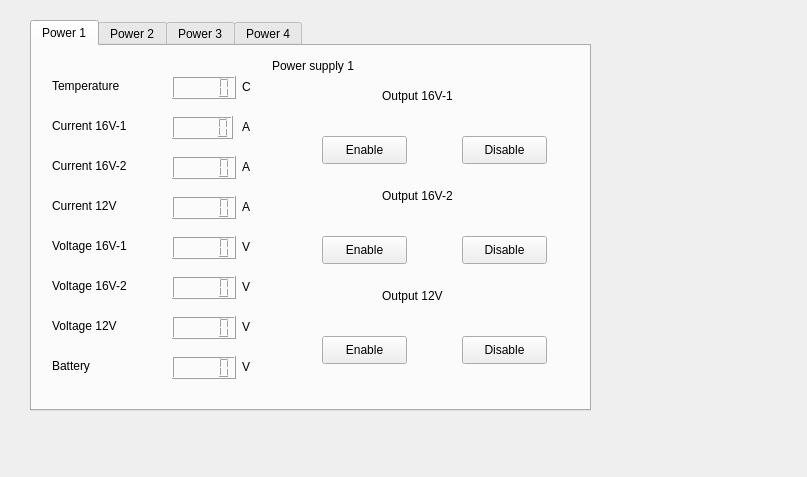
First picture: the form in rqt_power/resource/mainwindow.ui, repository sonia-auv/rqt_sonia_plugins, before the edit.
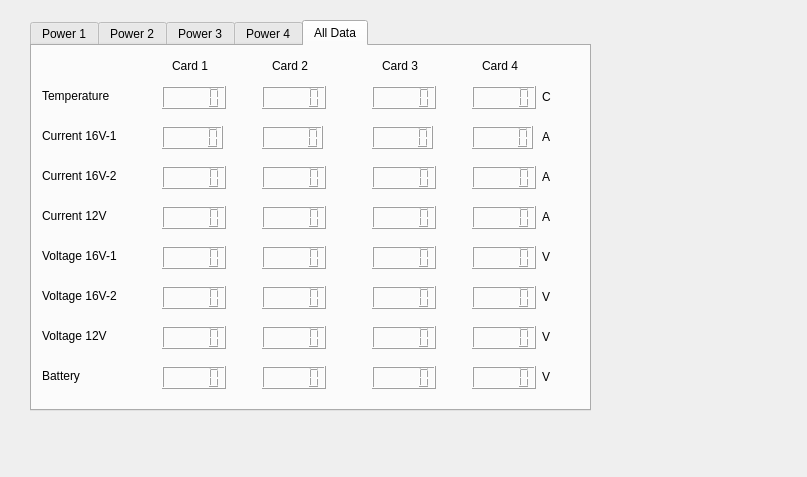
Second picture: the form after the edit. The open tabs and pages were chosen to show the change.

What changed in the file:
```diff
--- a/rqt_power/resource/mainwindow.ui
+++ b/rqt_power/resource/mainwindow.ui
@@ -42,7 +42,7 @@
       <string>A</string>
      </property>
     </widget>
-    <widget class="QPushButton" name="OutDisable1611">
+    <widget class="QPushButton" name="OutDisable1610">
      <property name="geometry">
       <rect>
        <x>430</x>
@@ -55,7 +55,7 @@
       <string>Disable</string>
      </property>
     </widget>
-    <widget class="QLCDNumber" name="Current121">
+    <widget class="QLCDNumber" name="Current120">
      <property name="geometry">
       <rect>
        <x>140</x>
@@ -104,7 +104,7 @@
       <string>Voltage 12V</string>
      </property>
     </widget>
-    <widget class="QPushButton" name="OutDisable121">
+    <widget class="QPushButton" name="OutDisable120">
      <property name="geometry">
       <rect>
        <x>430</x>
@@ -117,7 +117,7 @@
       <string>Disable</string>
      </property>
     </widget>
-    <widget class="QLCDNumber" name="Voltage121">
+    <widget class="QLCDNumber" name="Voltage120">
      <property name="geometry">
       <rect>
        <x>140</x>
@@ -130,7 +130,7 @@
       <double>0.000000000000000</double>
      </property>
     </widget>
-    <widget class="QPushButton" name="OutDisable1621">
+    <widget class="QPushButton" name="OutDisable1620">
      <property name="geometry">
       <rect>
        <x>430</x>
@@ -143,7 +143,7 @@
       <string>Disable</string>
      </property>
     </widget>
-    <widget class="QPushButton" name="OutEnable1611">
+    <widget class="QPushButton" name="OutEnable1610">
      <property name="geometry">
       <rect>
        <x>290</x>
@@ -156,7 +156,7 @@
       <string>Enable</string>
      </property>
     </widget>
-    <widget class="QLCDNumber" name="Current1621">
+    <widget class="QLCDNumber" name="Current1620">
      <property name="geometry">
       <rect>
        <x>140</x>
@@ -218,7 +218,7 @@
       <string>Current 16V-1</string>
      </property>
     </widget>
-    <widget class="QLCDNumber" name="Temperature1">
+    <widget class="QLCDNumber" name="Temperature0">
      <property name="geometry">
       <rect>
        <x>140</x>
@@ -231,7 +231,7 @@
       <bool>false</bool>
      </property>
     </widget>
-    <widget class="QLCDNumber" name="Current1611">
+    <widget class="QLCDNumber" name="Current1610">
      <property name="geometry">
       <rect>
        <x>140</x>
@@ -319,7 +319,7 @@
       <string>V</string>
      </property>
     </widget>
-    <widget class="QLCDNumber" name="Voltage1611">
+    <widget class="QLCDNumber" name="Voltage1610">
      <property name="geometry">
       <rect>
        <x>140</x>
@@ -329,7 +329,7 @@
       </rect>
      </property>
     </widget>
-    <widget class="QLCDNumber" name="Voltage1621">
+    <widget class="QLCDNumber" name="Voltage1620">
      <property name="geometry">
       <rect>
        <x>140</x>
@@ -352,7 +352,7 @@
       <string>Voltage 16V-2</string>
      </property>
     </widget>
-    <widget class="QPushButton" name="OutEnable1621">
+    <widget class="QPushButton" name="OutEnable1620">
      <property name="geometry">
       <rect>
        <x>290</x>
@@ -365,7 +365,7 @@
       <string>Enable</string>
      </property>
     </widget>
-    <widget class="QPushButton" name="OutEnable121">
+    <widget class="QPushButton" name="OutEnable120">
      <property name="geometry">
       <rect>
        <x>290</x>
@@ -430,7 +430,7 @@
       <string>Battery</string>
      </property>
     </widget>
-    <widget class="QLCDNumber" name="Battery1">
+    <widget class="QLCDNumber" name="Battery0">
      <property name="geometry">
       <rect>
        <x>140</x>
@@ -461,7 +461,7 @@
     <attribute name="title">
      <string>Power 2</string>
     </attribute>
-    <widget class="QLCDNumber" name="Voltage122">
+    <widget class="QLCDNumber" name="Voltage121">
      <property name="geometry">
       <rect>
        <x>140</x>
@@ -471,7 +471,7 @@
       </rect>
      </property>
     </widget>
-    <widget class="QLCDNumber" name="Voltage1622">
+    <widget class="QLCDNumber" name="Voltage1621">
      <property name="geometry">
       <rect>
        <x>140</x>
@@ -481,7 +481,7 @@
       </rect>
      </property>
     </widget>
-    <widget class="QPushButton" name="OutEnable122">
+    <widget class="QPushButton" name="OutEnable121">
      <property name="geometry">
       <rect>
        <x>290</x>
@@ -494,7 +494,7 @@
       <string>Enable</string>
      </property>
     </widget>
-    <widget class="QLCDNumber" name="Current122">
+    <widget class="QLCDNumber" name="Current121">
      <property name="geometry">
       <rect>
        <x>140</x>
@@ -504,7 +504,7 @@
       </rect>
      </property>
     </widget>
-    <widget class="QPushButton" name="OutDisable1612">
+    <widget class="QPushButton" name="OutDisable1611">
      <property name="geometry">
       <rect>
        <x>430</x>
@@ -517,7 +517,7 @@
       <string>Disable</string>
      </property>
     </widget>
-    <widget class="QPushButton" name="OutEnable1612">
+    <widget class="QPushButton" name="OutEnable1611">
      <property name="geometry">
       <rect>
        <x>290</x>
@@ -569,7 +569,7 @@
       <string>Power supply 2</string>
      </property>
     </widget>
-    <widget class="QLCDNumber" name="Temperature2">
+    <widget class="QLCDNumber" name="Temperature1">
      <property name="geometry">
       <rect>
        <x>140</x>
@@ -592,7 +592,7 @@
       <string>Current 16V-1</string>
      </property>
     </widget>
-    <widget class="QPushButton" name="OutDisable1622">
+    <widget class="QPushButton" name="OutDisable1621">
      <property name="geometry">
       <rect>
        <x>430</x>
@@ -618,7 +618,7 @@
       <string>Output 12V</string>
      </property>
     </widget>
-    <widget class="QLCDNumber" name="Current1612">
+    <widget class="QLCDNumber" name="Current1611">
      <property name="geometry">
       <rect>
        <x>140</x>
@@ -654,7 +654,7 @@
       <string>A</string>
      </property>
     </widget>
-    <widget class="QPushButton" name="OutDisable122">
+    <widget class="QPushButton" name="OutDisable121">
      <property name="geometry">
       <rect>
        <x>430</x>
@@ -732,7 +732,7 @@
       <string>Temperature</string>
      </property>
     </widget>
-    <widget class="QPushButton" name="OutEnable1622">
+    <widget class="QPushButton" name="OutEnable1621">
      <property name="geometry">
       <rect>
        <x>290</x>
@@ -810,7 +810,7 @@
       <string>Output 16V-2</string>
      </property>
     </widget>
-    <widget class="QLCDNumber" name="Current1622">
+    <widget class="QLCDNumber" name="Current1621">
      <property name="geometry">
       <rect>
        <x>140</x>
@@ -833,7 +833,7 @@
       <string>V</string>
      </property>
     </widget>
-    <widget class="QLCDNumber" name="Voltage1612">
+    <widget class="QLCDNumber" name="Voltage1611">
      <property name="geometry">
       <rect>
        <x>140</x>
@@ -869,7 +869,7 @@
       <string>Battery</string>
      </property>
     </widget>
-    <widget class="QLCDNumber" name="Battery2">
+    <widget class="QLCDNumber" name="Battery1">
      <property name="geometry">
       <rect>
        <x>140</x>
@@ -1735,6 +1735,627 @@
      </property>
     </widget>
    </widget>
+   <widget class="QWidget" name="tab_5">
+    <attribute name="title">
+     <string>All Data</string>
+    </attribute>
+    <widget class="QLCDNumber" name="Current12Card0">
+     <property name="geometry">
+      <rect>
+       <x>130</x>
+       <y>160</y>
+       <width>64</width>
+       <height>23</height>
+      </rect>
+     </property>
+    </widget>
+    <widget class="QLCDNumber" name="Current162Card0">
+     <property name="geometry">
+      <rect>
+       <x>130</x>
+       <y>120</y>
+       <width>64</width>
+       <height>23</height>
+      </rect>
+     </property>
+    </widget>
+    <widget class="QLCDNumber" name="Voltage161Card0">
+     <property name="geometry">
+      <rect>
+       <x>130</x>
+       <y>200</y>
+       <width>64</width>
+       <height>23</height>
+      </rect>
+     </property>
+    </widget>
+    <widget class="QLCDNumber" name="TemperatureCard0">
+     <property name="geometry">
+      <rect>
+       <x>130</x>
+       <y>40</y>
+       <width>64</width>
+       <height>23</height>
+      </rect>
+     </property>
+     <property name="autoFillBackground">
+      <bool>false</bool>
+     </property>
+    </widget>
+    <widget class="QLCDNumber" name="Voltage162Card0">
+     <property name="geometry">
+      <rect>
+       <x>130</x>
+       <y>240</y>
+       <width>64</width>
+       <height>23</height>
+      </rect>
+     </property>
+    </widget>
+    <widget class="QLCDNumber" name="BatteryCard0">
+     <property name="geometry">
+      <rect>
+       <x>130</x>
+       <y>320</y>
+       <width>64</width>
+       <height>23</height>
+      </rect>
+     </property>
+     <property name="value" stdset="0">
+      <double>0.000000000000000</double>
+     </property>
+    </widget>
+    <widget class="QLCDNumber" name="Current161Card0">
+     <property name="geometry">
+      <rect>
+       <x>130</x>
+       <y>80</y>
+       <width>61</width>
+       <height>23</height>
+      </rect>
+     </property>
+    </widget>
+    <widget class="QLCDNumber" name="Voltage12Card0">
+     <property name="geometry">
+      <rect>
+       <x>130</x>
+       <y>280</y>
+       <width>64</width>
+       <height>23</height>
+      </rect>
+     </property>
+     <property name="value" stdset="0">
+      <double>0.000000000000000</double>
+     </property>
+    </widget>
+    <widget class="QLabel" name="label_89">
+     <property name="geometry">
+      <rect>
+       <x>140</x>
+       <y>10</y>
+       <width>51</width>
+       <height>20</height>
+      </rect>
+     </property>
+     <property name="text">
+      <string>Card 1</string>
+     </property>
+    </widget>
+    <widget class="QLabel" name="label_106">
+     <property name="geometry">
+      <rect>
+       <x>510</x>
+       <y>280</y>
+       <width>16</width>
+       <height>21</height>
+      </rect>
+     </property>
+     <property name="text">
+      <string>V</string>
+     </property>
+    </widget>
+    <widget class="QLabel" name="label_107">
+     <property name="geometry">
+      <rect>
+       <x>510</x>
+       <y>240</y>
+       <width>16</width>
+       <height>21</height>
+      </rect>
+     </property>
+     <property name="text">
+      <string>V</string>
+     </property>
+    </widget>
+    <widget class="QLabel" name="label_108">
+     <property name="geometry">
+      <rect>
+       <x>510</x>
+       <y>320</y>
+       <width>16</width>
+       <height>21</height>
+      </rect>
+     </property>
+     <property name="text">
+      <string>V</string>
+     </property>
+    </widget>
+    <widget class="QLabel" name="label_109">
+     <property name="geometry">
+      <rect>
+       <x>510</x>
+       <y>80</y>
+       <width>16</width>
+       <height>21</height>
+      </rect>
+     </property>
+     <property name="text">
+      <string>A</string>
+     </property>
+    </widget>
+    <widget class="QLabel" name="label_110">
+     <property name="geometry">
+      <rect>
+       <x>510</x>
+       <y>160</y>
+       <width>16</width>
+       <height>21</height>
+      </rect>
+     </property>
+     <property name="text">
+      <string>A</string>
+     </property>
+    </widget>
+    <widget class="QLabel" name="label_111">
+     <property name="geometry">
+      <rect>
+       <x>510</x>
+       <y>40</y>
+       <width>16</width>
+       <height>21</height>
+      </rect>
+     </property>
+     <property name="text">
+      <string>C</string>
+     </property>
+    </widget>
+    <widget class="QLabel" name="label_112">
+     <property name="geometry">
+      <rect>
+       <x>510</x>
+       <y>200</y>
+       <width>16</width>
+       <height>21</height>
+      </rect>
+     </property>
+     <property name="text">
+      <string>V</string>
+     </property>
+    </widget>
+    <widget class="QLabel" name="label_113">
+     <property name="geometry">
+      <rect>
+       <x>510</x>
+       <y>120</y>
+       <width>16</width>
+       <height>21</height>
+      </rect>
+     </property>
+     <property name="text">
+      <string>A</string>
+     </property>
+    </widget>
+    <widget class="QLabel" name="label_114">
+     <property name="geometry">
+      <rect>
+       <x>240</x>
+       <y>10</y>
+       <width>51</width>
+       <height>20</height>
+      </rect>
+     </property>
+     <property name="text">
+      <string>Card 2</string>
+     </property>
+    </widget>
+    <widget class="QLabel" name="label_115">
+     <property name="geometry">
+      <rect>
+       <x>350</x>
+       <y>10</y>
+       <width>51</width>
+       <height>20</height>
+      </rect>
+     </property>
+     <property name="text">
+      <string>Card 3</string>
+     </property>
+    </widget>
+    <widget class="QLabel" name="label_116">
+     <property name="geometry">
+      <rect>
+       <x>450</x>
+       <y>10</y>
+       <width>51</width>
+       <height>20</height>
+      </rect>
+     </property>
+     <property name="text">
+      <string>Card 4</string>
+     </property>
+    </widget>
+    <widget class="QLCDNumber" name="Current161Card1">
+     <property name="geometry">
+      <rect>
+       <x>230</x>
+       <y>80</y>
+       <width>61</width>
+       <height>23</height>
+      </rect>
+     </property>
+    </widget>
+    <widget class="QLCDNumber" name="Voltage162Card1">
+     <property name="geometry">
+      <rect>
+       <x>230</x>
+       <y>240</y>
+       <width>64</width>
+       <height>23</height>
+      </rect>
+     </property>
+    </widget>
+    <widget class="QLCDNumber" name="Current12Card1">
+     <property name="geometry">
+      <rect>
+       <x>230</x>
+       <y>160</y>
+       <width>64</width>
+       <height>23</height>
+      </rect>
+     </property>
+    </widget>
+    <widget class="QLCDNumber" name="Current162Card1">
+     <property name="geometry">
+      <rect>
+       <x>230</x>
+       <y>120</y>
+       <width>64</width>
+       <height>23</height>
+      </rect>
+     </property>
+    </widget>
+    <widget class="QLCDNumber" name="Voltage161Card1">
+     <property name="geometry">
+      <rect>
+       <x>230</x>
+       <y>200</y>
+       <width>64</width>
+       <height>23</height>
+      </rect>
+     </property>
+    </widget>
+    <widget class="QLCDNumber" name="BatteryCard1">
+     <property name="geometry">
+      <rect>
+       <x>230</x>
+       <y>320</y>
+       <width>64</width>
+       <height>23</height>
+      </rect>
+     </property>
+     <property name="value" stdset="0">
+      <double>0.000000000000000</double>
+     </property>
+    </widget>
+    <widget class="QLCDNumber" name="TemperatureCard1">
+     <property name="geometry">
+      <rect>
+       <x>230</x>
+       <y>40</y>
+       <width>64</width>
+       <height>23</height>
+      </rect>
+     </property>
+     <property name="autoFillBackground">
+      <bool>false</bool>
+     </property>
+    </widget>
+    <widget class="QLCDNumber" name="Voltage12Card1">
+     <property name="geometry">
+      <rect>
+       <x>230</x>
+       <y>280</y>
+       <width>64</width>
+       <height>23</height>
+      </rect>
+     </property>
+     <property name="value" stdset="0">
+      <double>0.000000000000000</double>
+     </property>
+    </widget>
+    <widget class="QLCDNumber" name="BatteryCard2">
+     <property name="geometry">
+      <rect>
+       <x>340</x>
+       <y>320</y>
+       <width>64</width>
+       <height>23</height>
+      </rect>
+     </property>
+     <property name="value" stdset="0">
+      <double>0.000000000000000</double>
+     </property>
+    </widget>
+    <widget class="QLCDNumber" name="TemperatureCard2">
+     <property name="geometry">
+      <rect>
+       <x>340</x>
+       <y>40</y>
+       <width>64</width>
+       <height>23</height>
+      </rect>
+     </property>
+     <property name="autoFillBackground">
+      <bool>false</bool>
+     </property>
+    </widget>
+    <widget class="QLCDNumber" name="Voltage12Card2">
+     <property name="geometry">
+      <rect>
+       <x>340</x>
+       <y>280</y>
+       <width>64</width>
+       <height>23</height>
+      </rect>
+     </property>
+     <property name="value" stdset="0">
+      <double>0.000000000000000</double>
+     </property>
+    </widget>
+    <widget class="QLCDNumber" name="Voltage161Card2">
+     <property name="geometry">
+      <rect>
+       <x>340</x>
+       <y>200</y>
+       <width>64</width>
+       <height>23</height>
+      </rect>
+     </property>
+    </widget>
+    <widget class="QLCDNumber" name="Current12Card2">
+     <property name="geometry">
+      <rect>
+       <x>340</x>
+       <y>160</y>
+       <width>64</width>
+       <height>23</height>
+      </rect>
+     </property>
+    </widget>
+    <widget class="QLCDNumber" name="Voltage162Card2">
+     <property name="geometry">
+      <rect>
+       <x>340</x>
+       <y>240</y>
+       <width>64</width>
+       <height>23</height>
+      </rect>
+     </property>
+    </widget>
+    <widget class="QLCDNumber" name="Current162Card2">
+     <property name="geometry">
+      <rect>
+       <x>340</x>
+       <y>120</y>
+       <width>64</width>
+       <height>23</height>
+      </rect>
+     </property>
+    </widget>
+    <widget class="QLCDNumber" name="Current161Card2">
+     <property name="geometry">
+      <rect>
+       <x>340</x>
+       <y>80</y>
+       <width>61</width>
+       <height>23</height>
+      </rect>
+     </property>
+    </widget>
+    <widget class="QLCDNumber" name="BatteryCard3">
+     <property name="geometry">
+      <rect>
+       <x>440</x>
+       <y>320</y>
+       <width>64</width>
+       <height>23</height>
+      </rect>
+     </property>
+     <property name="value" stdset="0">
+      <double>0.000000000000000</double>
+     </property>
+    </widget>
+    <widget class="QLCDNumber" name="TemperatureCard3">
+     <property name="geometry">
+      <rect>
+       <x>440</x>
+       <y>40</y>
+       <width>64</width>
+       <height>23</height>
+      </rect>
+     </property>
+     <property name="autoFillBackground">
+      <bool>false</bool>
+     </property>
+    </widget>
+    <widget class="QLCDNumber" name="Voltage12Card3">
+     <property name="geometry">
+      <rect>
+       <x>440</x>
+       <y>280</y>
+       <width>64</width>
+       <height>23</height>
+      </rect>
+     </property>
+     <property name="value" stdset="0">
+      <double>0.000000000000000</double>
+     </property>
+    </widget>
+    <widget class="QLCDNumber" name="Voltage161Card3">
+     <property name="geometry">
+      <rect>
+       <x>440</x>
+       <y>200</y>
+       <width>64</width>
+       <height>23</height>
+      </rect>
+     </property>
+    </widget>
+    <widget class="QLCDNumber" name="Current12Card3">
+     <property name="geometry">
+      <rect>
+       <x>440</x>
+       <y>160</y>
+       <width>64</width>
+       <height>23</height>
+      </rect>
+     </property>
+    </widget>
+    <widget class="QLCDNumber" name="Voltage162Card3">
+     <property name="geometry">
+      <rect>
+       <x>440</x>
+       <y>240</y>
+       <width>64</width>
+       <height>23</height>
+      </rect>
+     </property>
+    </widget>
+    <widget class="QLCDNumber" name="Current162Card3">
+     <property name="geometry">
+      <rect>
+       <x>440</x>
+       <y>120</y>
+       <width>64</width>
+       <height>23</height>
+      </rect>
+     </property>
+    </widget>
+    <widget class="QLCDNumber" name="Current161Card3">
+     <property name="geometry">
+      <rect>
+       <x>440</x>
+       <y>80</y>
+       <width>61</width>
+       <height>23</height>
+      </rect>
+     </property>
+    </widget>
+    <widget class="QLabel" name="label_81">
+     <property name="geometry">
+      <rect>
+       <x>10</x>
+       <y>40</y>
+       <width>91</width>
+       <height>20</height>
+      </rect>
+     </property>
+     <property name="text">
+      <string>Temperature</string>
+     </property>
+    </widget>
+    <widget class="QLabel" name="label_82">
+     <property name="geometry">
+      <rect>
+       <x>10</x>
+       <y>240</y>
+       <width>101</width>
+       <height>20</height>
+      </rect>
+     </property>
+     <property name="text">
+      <string>Voltage 16V-2</string>
+     </property>
+    </widget>
+    <widget class="QLabel" name="label_83">
+     <property name="geometry">
+      <rect>
+       <x>10</x>
+       <y>120</y>
+       <width>101</width>
+       <height>20</height>
+      </rect>
+     </property>
+     <property name="text">
+      <string>Current 16V-2</string>
+     </property>
+    </widget>
+    <widget class="QLabel" name="label_84">
+     <property name="geometry">
+      <rect>
+       <x>10</x>
+       <y>280</y>
+       <width>101</width>
+       <height>20</height>
+      </rect>
+     </property>
+     <property name="text">
+      <string>Voltage 12V</string>
+     </property>
+    </widget>
+    <widget class="QLabel" name="label_85">
+     <property name="geometry">
+      <rect>
+       <x>10</x>
+       <y>320</y>
+       <width>101</width>
+       <height>20</height>
+      </rect>
+     </property>
+     <property name="text">
+      <string>Battery</string>
+     </property>
+    </widget>
+    <widget class="QLabel" name="label_86">
+     <property name="geometry">
+      <rect>
+       <x>10</x>
+       <y>160</y>
+       <width>101</width>
+       <height>20</height>
+      </rect>
+     </property>
+     <property name="text">
+      <string>Current 12V</string>
+     </property>
+    </widget>
+    <widget class="QLabel" name="label_87">
+     <property name="geometry">
+      <rect>
+       <x>10</x>
+       <y>80</y>
+       <width>101</width>
+       <height>20</height>
+      </rect>
+     </property>
+     <property name="text">
+      <string>Current 16V-1</string>
+     </property>
+    </widget>
+    <widget class="QLabel" name="label_88">
+     <property name="geometry">
+      <rect>
+       <x>10</x>
+       <y>200</y>
+       <width>101</width>
+       <height>20</height>
+      </rect>
+     </property>
+     <property name="text">
+      <string>Voltage 16V-1</string>
+     </property>
+    </widget>
+   </widget>
   </widget>
  </widget>
  <resources/>
```
Left out of the diff: 58 changed lines with no effect on the pictures.
